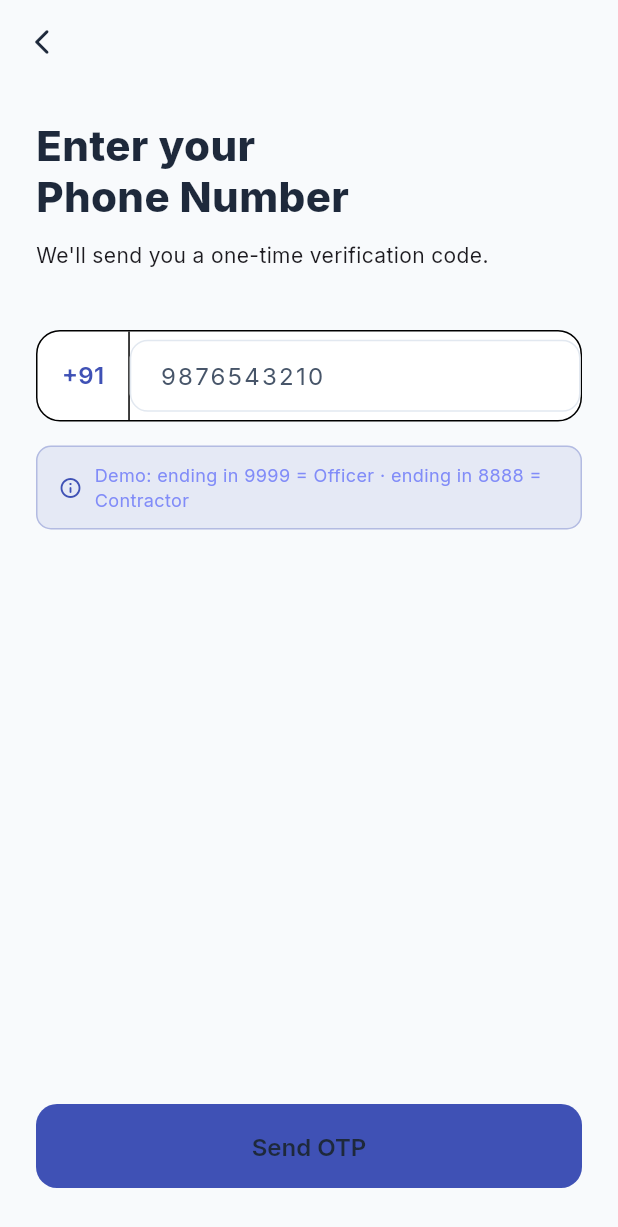
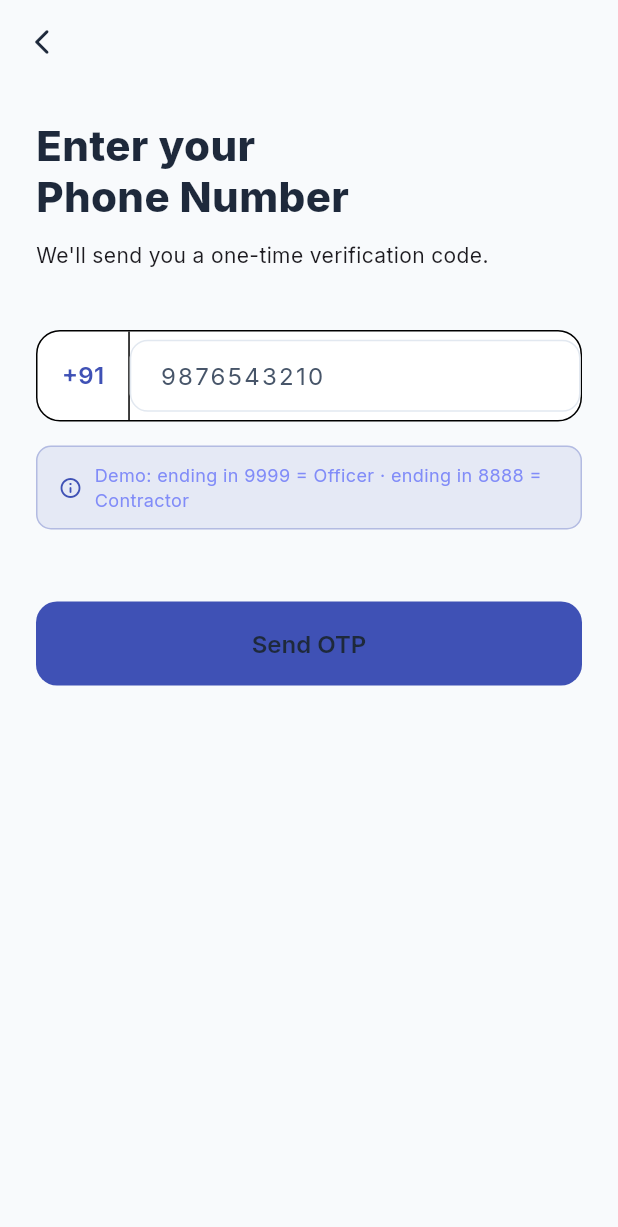
Before and after one commit to Uni-coder-harsh/civiclens, a Flutter app: the OtpPhonePage screen opened by its route, on a phone screen of 412 x 824 dp. Shown: the top 1227 px of the screen. Run offline on Flutter 3.47's test engine with Material 3 defaults, Android fonts, the phone set to English and light mode, and no system bars; our stand-ins replace camera, connectivity_plus, dio, drift, file_picker, fl_chart and 12 more; missing offline and left inert: app_settings, fftea, record; accounts and stored records are empty; generated files the repository leaves out were written again; network calls fail.

```diff
--- a/flutter-app/lib/core/config/app_config.dart
+++ b/flutter-app/lib/core/config/app_config.dart
@@ -7,7 +7,7 @@ abstract class AppConfig {
       static const bool useMockApi = false;
   static const bool isDemoBuild = false; // Set false for production builds
 
-  static const bool useLocalBackend = true;
+  static const bool useLocalBackend = false;
 
   static const String localApiBaseUrl = 'http://10.0.2.2:8000';
   static const String remoteApiBaseUrl = 'https://civiclens-production-5fbb.up.railway.app';
--- a/flutter-app/lib/features/auth/presentation/otp_phone_page.dart
+++ b/flutter-app/lib/features/auth/presentation/otp_phone_page.dart
@@ -64,7 +64,7 @@ class _OtpPhonePageState extends ConsumerState<OtpPhonePage> {
         ),
       ),
       body: SafeArea(
-        child: Padding(
+        child: SingleChildScrollView(
           padding: const EdgeInsets.symmetric(horizontal: 24),
           child: Form(
             key: _formKey,
@@ -189,7 +189,7 @@ class _OtpPhonePageState extends ConsumerState<OtpPhonePage> {
                     ],
                   ),
                 ),
-                const Spacer(),
+                const SizedBox(height: 48),
                 SizedBox(
                   width: double.infinity,
                   height: 56,
--- a/flutter-app/lib/features/auth/presentation/otp_verify_page.dart
+++ b/flutter-app/lib/features/auth/presentation/otp_verify_page.dart
@@ -135,7 +135,7 @@ class _OtpVerifyPageState extends ConsumerState<OtpVerifyPage> {
         ),
       ),
       body: SafeArea(
-        child: Padding(
+        child: SingleChildScrollView(
           padding: const EdgeInsets.symmetric(horizontal: 24),
           child: Column(
             crossAxisAlignment: CrossAxisAlignment.start,
@@ -229,7 +229,7 @@ class _OtpVerifyPageState extends ConsumerState<OtpVerifyPage> {
                   ),
                 ),
               ),
-              const Spacer(),
+              const SizedBox(height: 48),
               SizedBox(
                 width: double.infinity,
                 height: 56,
```
Also changed, not shown: flutter-app/lib/features/map/presentation/map_page.dart (+10 -5 lines), 2 other files.
